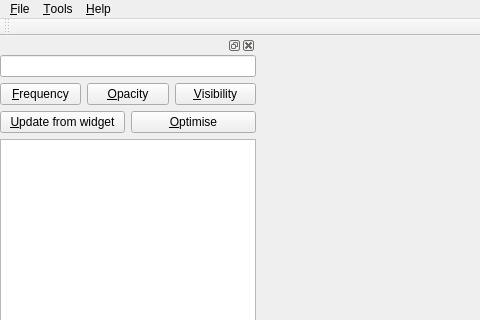
Before: the Qt Designer form VolumeRenderer/mainwindow.ui in luosz/volume-visualiser, drawn with Qt 5; both pictures show x 0 to 480 and y 0 to 320 of the 1000 by 700 pixel window.
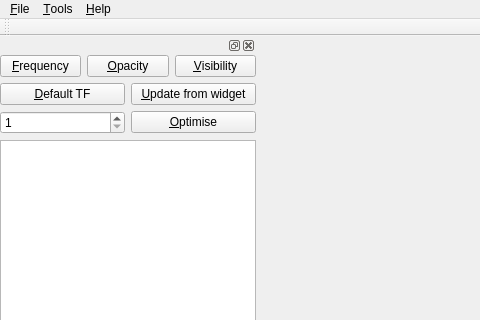
After: the same form once the commit is applied.

Commit message: update: optimise transfer function

Patch:
```diff
--- a/VolumeRenderer/mainwindow.ui
+++ b/VolumeRenderer/mainwindow.ui
@@ -120,9 +120,6 @@
      </property>
      <item>
       <layout class="QVBoxLayout" name="verticalLayout_3">
-       <item>
-        <widget class="QLineEdit" name="lineEdit"/>
-       </item>
        <item>
         <layout class="QVBoxLayout" name="verticalLayout_4">
          <property name="topMargin">
@@ -170,10 +167,34 @@
            <property name="bottomMargin">
             <number>0</number>
            </property>
+           <item>
+            <widget class="QPushButton" name="defaultButton">
+             <property name="text">
+              <string>&amp;Default TF</string>
+             </property>
+            </widget>
+           </item>
            <item>
             <widget class="QPushButton" name="updateButton">
              <property name="text">
               <string>&amp;Update from widget</string>
+             </property>
+            </widget>
+           </item>
+          </layout>
+         </item>
+         <item>
+          <layout class="QHBoxLayout" name="horizontalLayout_6">
+           <property name="topMargin">
+            <number>0</number>
+           </property>
+           <item>
+            <widget class="QSpinBox" name="spinBox">
+             <property name="minimum">
+              <number>1</number>
+             </property>
+             <property name="value">
+              <number>1</number>
              </property>
             </widget>
            </item>
```
The commit also changes 2 other files.
